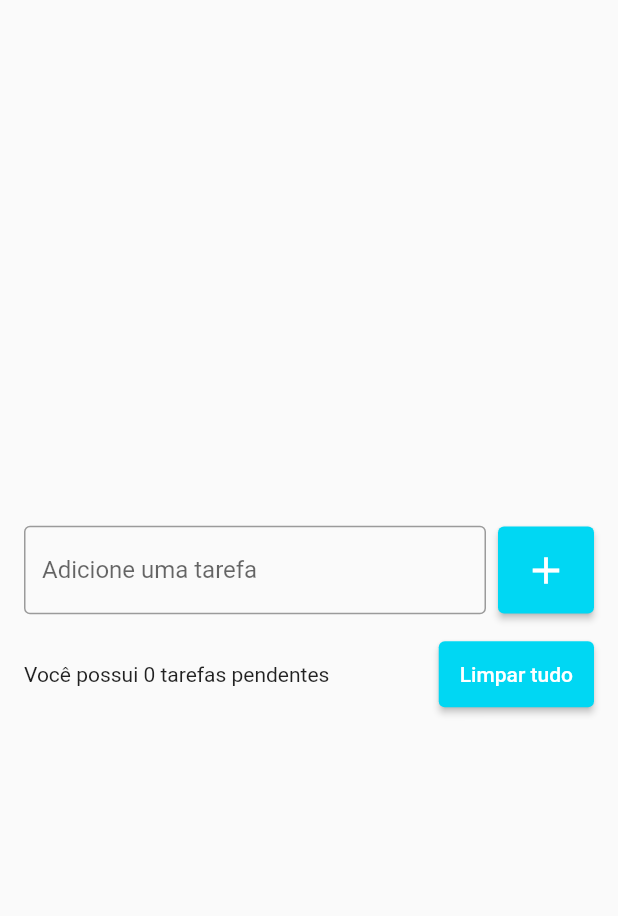
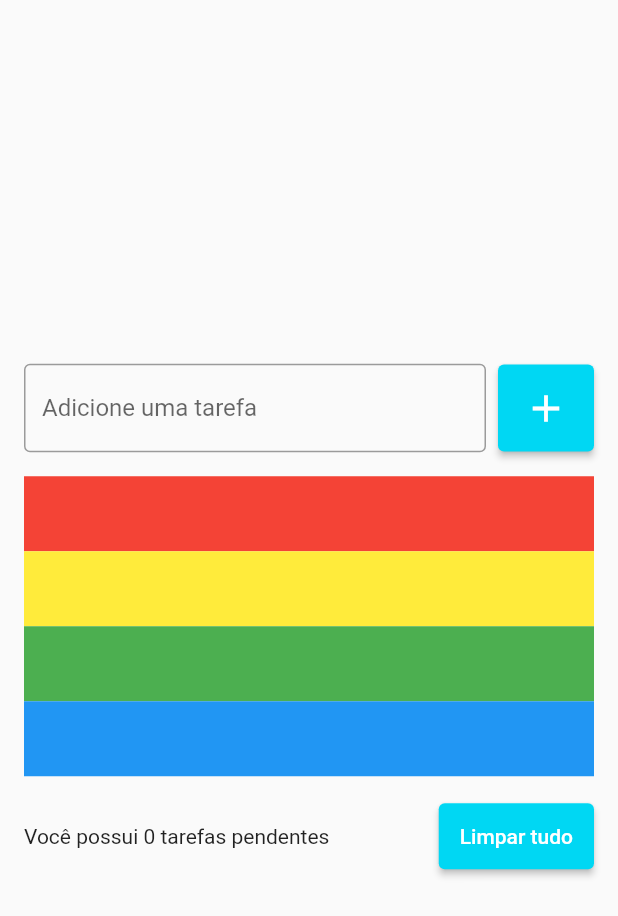
Before and after one commit to mateusopaiva/todo_list, a Flutter app: the screen it shows after launch, on a phone screen of 412 x 824 dp. Shown: the top 916 px of the screen. Run offline on Flutter 3.47's test engine with Material 2 defaults, Android fonts, the phone set to English and light mode, and no system bars.

Commit message:
Introducao ListView

```diff
--- a/lib/pages/todo_list_page.dart
+++ b/lib/pages/todo_list_page.dart
@@ -38,6 +38,32 @@ class TodoListPage extends StatelessWidget {
                 ],
               ),
               SizedBox(height: 16),
+              ListView(
+                shrinkWrap: true,
+                children: [
+                  Container(
+                    color: Colors.red,
+                    width: 50,
+                    height: 50,
+                  ),
+                  Container(
+                    color: Colors.yellow,
+                    width: 50,
+                    height: 50,
+                  ),
+                  Container(
+                    color: Colors.green,
+                    width: 50,
+                    height: 50,
+                  ),
+                  Container(
+                    color: Colors.blue,
+                    width: 50,
+                    height: 50,
+                  ),
+                ],
+              ),
+              SizedBox(height: 16),
               Row(
                 children: [
                   Expanded(
```
